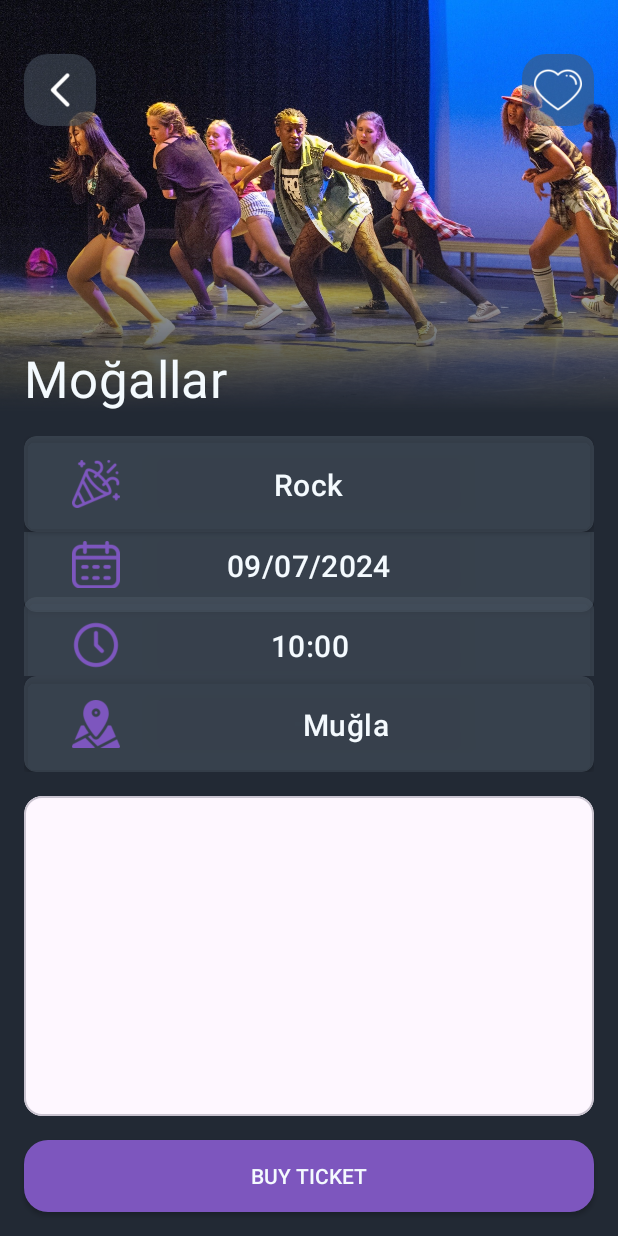
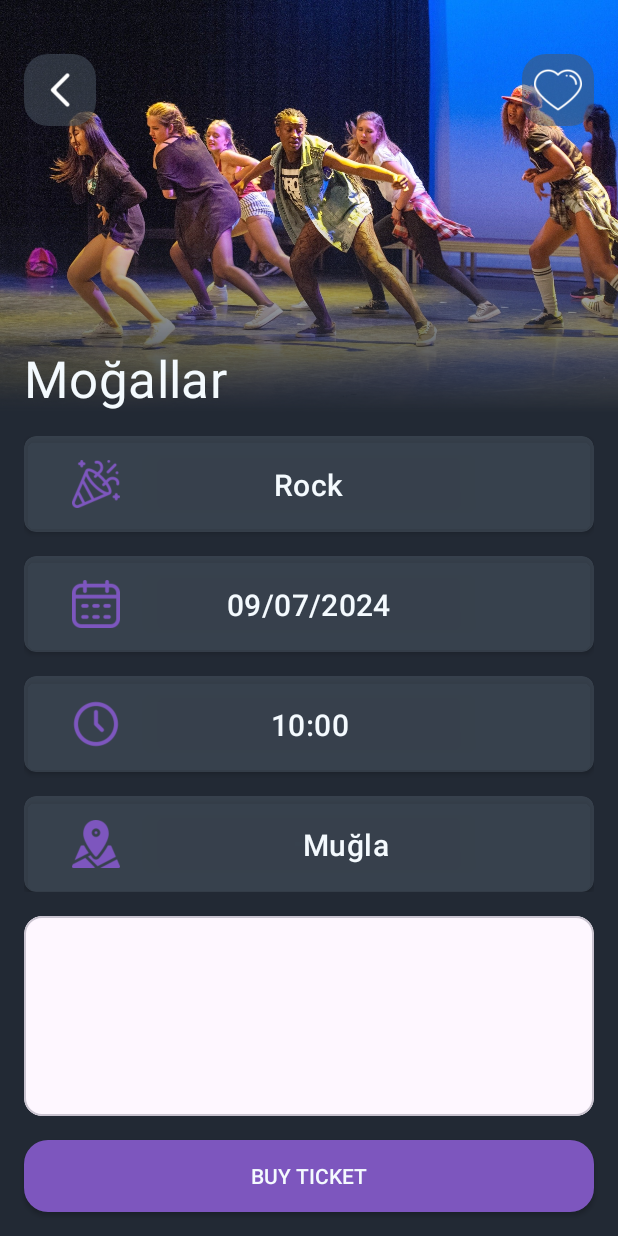
Before and after one commit to BSYLDRM/EventApp, an Android app: the DetailActivity screen opened directly, with no data from a screen before it, on a phone screen of 412 x 824 dp. Run offline under Robolectric (Android 15) with nearby library versions, the phone set to English and light mode, and no system bars; our stand-ins replace Firebase (no records; nobody signed in at launch, a user with empty details on screens opened directly); Roboto replaces fonts that are not available here.

Commit message:
initial project

```diff
--- a/app/src/main/java/com/example/eventapp/adapter/EventAdapter.kt
+++ b/app/src/main/java/com/example/eventapp/adapter/EventAdapter.kt
@@ -40,22 +40,18 @@ class EventsAdapter(
             imageActivity.loadImage(event.images.getImageByRatio(ImageEnum.IMAGE_16_9))
 
             isFavorite(event.id) { isFav ->
-                updateHeartIcon(isFav)
+                binding.imageHeart.setFavoriteIcon(isFav)
             }
 
             binding.imageHeart.setOnClickListener {
                 toggleFavorite(event) { isFav ->
-                    updateHeartIcon(isFav)
+                    binding.imageHeart.setFavoriteIcon(isFav)
                 }
             }
 
             binding.root.setOnClickListener {
                 navigateToDetail(event.id)
             }
-        }
-
-        private fun updateHeartIcon(isFav: Boolean) {
-            binding.imageHeart.setFavoriteIcon(isFav)
         }
 
         private fun navigateToDetail(eventId: String) {
--- a/app/src/main/java/com/example/eventapp/login/LoginScreenActivity.kt
+++ b/app/src/main/java/com/example/eventapp/login/LoginScreenActivity.kt
@@ -7,6 +7,7 @@ import com.airbnb.lottie.LottieAnimationView
 import com.example.eventapp.R
 import com.example.eventapp.databinding.ActivityLoginScreenBinding
 import com.example.eventapp.extension.openFragment
+import com.example.eventapp.extension.visibilityVisible
 
 class LoginScreenActivity : AppCompatActivity() {
     private lateinit var binding: ActivityLoginScreenBinding
@@ -18,7 +19,7 @@ class LoginScreenActivity : AppCompatActivity() {
         setContentView(binding.root)
 
         lottieAnimationView = findViewById(R.id.lottie_animation_view)
-        lottieAnimationView.visibility = View.VISIBLE
+        lottieAnimationView.visibilityVisible()
         lottieAnimationView.playAnimation()
 
         binding.buttonLogin.setOnClickListener {
--- a/app/src/main/res/layout/activity_detail.xml
+++ b/app/src/main/res/layout/activity_detail.xml
@@ -7,19 +7,6 @@
     android:layout_height="match_parent"
     android:background="?backgroundColor"
     tools:context=".DetailActivity">
-
-    <ScrollView
-        android:layout_width="match_parent"
-        android:layout_height="match_parent"
-        android:fillViewport="true"
-        app:layout_constraintBottom_toBottomOf="parent"
-        app:layout_constraintEnd_toEndOf="parent"
-        app:layout_constraintStart_toStartOf="parent"
-        app:layout_constraintTop_toTopOf="parent">
-
-        <androidx.constraintlayout.widget.ConstraintLayout
-            android:layout_width="match_parent"
-            android:layout_height="0dp">
 
     <ImageView
         android:id="@+id/imageViewActivity"
@@ -67,19 +54,21 @@
         android:layout_width="0dp"
         android:layout_height="wrap_content"
         android:layout_marginHorizontal="@dimen/spacer_16"
+        android:ellipsize="end"
+        android:maxLines="2"
         android:text="@string/default_artist"
-                android:maxLines="2"
-                android:ellipsize="end"
         android:textAppearance="@style/TextAppearance.MaterialComponents.Headline4"
         app:layout_constraintBottom_toBottomOf="@+id/imageViewActivity"
         app:layout_constraintEnd_toEndOf="parent"
         app:layout_constraintStart_toStartOf="parent" />
 
     <androidx.constraintlayout.widget.ConstraintLayout
+        android:id="@+id/constraintLayout"
         android:layout_width="match_parent"
-                android:layout_height="0dp"
+        android:layout_height="wrap_content"
         android:layout_margin="@dimen/spacer_16"
-                app:layout_constraintBottom_toTopOf="@+id/materialCardView"
+        app:layout_constraintEnd_toEndOf="parent"
+        app:layout_constraintStart_toStartOf="parent"
         app:layout_constraintTop_toBottomOf="@+id/textActivityName">
 
         <androidx.cardview.widget.CardView
@@ -124,22 +113,16 @@
 
         </androidx.cardview.widget.CardView>
 
-                <androidx.constraintlayout.widget.ConstraintLayout
-                    android:layout_width="match_parent"
-                    android:layout_height="0dp"
-                    app:layout_constraintBottom_toTopOf="@+id/cardViewAdrees"
-                    app:layout_constraintTop_toBottomOf="@+id/cardViewEventType">
-
         <androidx.cardview.widget.CardView
             android:id="@+id/cardViewDate"
             android:layout_width="match_parent"
             android:layout_height="wrap_content"
+            android:layout_marginTop="@dimen/spacer_16"
             app:cardBackgroundColor="@color/light_gray"
             app:cardCornerRadius="@dimen/spacer_8"
-                        app:layout_constraintBottom_toTopOf="@+id/cardViewClock"
             app:layout_constraintEnd_toEndOf="parent"
             app:layout_constraintStart_toStartOf="parent"
-                        app:layout_constraintTop_toTopOf="parent"
+            app:layout_constraintTop_toBottomOf="@+id/cardViewEventType"
             card_view:contentPadding="@dimen/spacer_16">
 
             <androidx.constraintlayout.widget.ConstraintLayout
@@ -173,24 +156,16 @@
 
         </androidx.cardview.widget.CardView>
 
-                    <View
-                        android:id="@+id/view"
-                        android:layout_width="match_parent"
-                        android:layout_height="0.1dp"
-                        app:layout_constraintEnd_toEndOf="parent"
-                        app:layout_constraintStart_toStartOf="parent"
-                        app:layout_constraintTop_toBottomOf="@+id/cardViewDate" />
-
         <androidx.cardview.widget.CardView
             android:id="@+id/cardViewClock"
             android:layout_width="match_parent"
             android:layout_height="wrap_content"
+            android:layout_marginTop="@dimen/spacer_16"
             app:cardBackgroundColor="@color/light_gray"
             app:cardCornerRadius="@dimen/spacer_8"
-                        app:layout_constraintBottom_toBottomOf="parent"
             app:layout_constraintEnd_toEndOf="parent"
             app:layout_constraintStart_toStartOf="parent"
-                        app:layout_constraintTop_toBottomOf="@+id/view"
+            app:layout_constraintTop_toBottomOf="@+id/cardViewDate"
             card_view:contentPadding="@dimen/spacer_16">
 
             <androidx.constraintlayout.widget.ConstraintLayout
@@ -228,17 +203,16 @@
 
         </androidx.cardview.widget.CardView>
 
-                </androidx.constraintlayout.widget.ConstraintLayout>
-
         <androidx.cardview.widget.CardView
             android:id="@+id/cardViewAdrees"
             android:layout_width="match_parent"
             android:layout_height="wrap_content"
+            android:layout_marginTop="@dimen/spacer_16"
             app:cardBackgroundColor="@color/light_gray"
             app:cardCornerRadius="@dimen/spacer_8"
-                    app:layout_constraintBottom_toBottomOf="parent"
             app:layout_constraintEnd_toEndOf="parent"
             app:layout_constraintStart_toStartOf="parent"
+            app:layout_constraintTop_toBottomOf="@+id/cardViewClock"
             card_view:contentPadding="@dimen/spacer_16">
 
             <androidx.constraintlayout.widget.ConstraintLayout
@@ -262,8 +236,6 @@
                     android:layout_width="0dp"
                     android:layout_height="wrap_content"
                     android:layout_marginHorizontal="@dimen/spacer_16"
-                            android:ellipsize="end"
-                            android:maxLines="1"
                     android:text="@string/default_city"
                     android:textAlignment="center"
                     android:textAppearance="@style/TextAppearance.MaterialComponents.Headline6"
@@ -283,10 +255,10 @@
         android:layout_width="match_parent"
         android:layout_height="0dp"
         android:layout_margin="@dimen/spacer_16"
-                app:layout_constraintBottom_toTopOf="@+id/btnUrl"
-                app:layout_constraintDimensionRatio="16:9"
+        app:layout_constraintBottom_toTopOf="@id/btnUrl"
         app:layout_constraintEnd_toEndOf="parent"
-                app:layout_constraintStart_toStartOf="parent">
+        app:layout_constraintStart_toStartOf="parent"
+        app:layout_constraintTop_toBottomOf="@id/constraintLayout">
 
         <FrameLayout
             android:id="@+id/map"
@@ -309,5 +281,3 @@
         tools:ignore="MissingConstraints" />
 
 </androidx.constraintlayout.widget.ConstraintLayout>
-    </ScrollView>
-</androidx.constraintlayout.widget.ConstraintLayout>
--- a/app/src/main/res/values/strings.xml
+++ b/app/src/main/res/values/strings.xml
@@ -48,7 +48,7 @@
     <string name="home_background">Home Background</string>
     <string name="victory_sign">Victory Sign</string>
     <string name="events_welcome">What\'s going on in your city?</string>
-    <string name="your_create_account">Your Create Account</string>
+    <string name="your_create_account">Create Your Account</string>
     <string name="hi_home">Hi %1$s!</string>
     <string name="heart_icon">Heart Icon</string>
     <string name="rock">Rock</string>
--- a/gradle.properties
+++ b/gradle.properties
@@ -21,7 +21,7 @@ kotlin.code.style=official
 # resources declared in the library itself and none from the library's dependencies,
 # thereby reducing the size of the R class for that library
 android.nonTransitiveRClass=true
-BASE_URL ="https://app.ticketmaster.com/discovery/v2/"
-API_KEY ="14nHkNZuLIQJaDbacOqEoq0Xa6Eg7UAG"
-MAP_API_KEYS ="AIzaSyDbUOCTzB4poidP9u3nu7UYWAI7Uoq77xg"
-MAP_BASE_URL = "https://maps.googleapis.com/maps/api/"
+BASE_URL="https://app.ticketmaster.com/discovery/v2/"
+API_KEY="YOUR_TICKET_MASTER_API_KEY"
+MAP_API_KEYS="YOUR_GOOGLE_API_KEY"
+MAP_BASE_URL="https://maps.googleapis.com/maps/api/"
```
Also changed, not shown: app/src/main/java/com/example/eventapp/viewmodel/SearchViewModel.kt (line endings or trailing spaces), app/src/main/java/com/example/eventapp/viewmodel/SettingViewModel.kt (line endings or trailing spaces), app/src/main/java/com/example/eventapp/viewmodel/SignupViewModel.kt (line endings or trailing spaces). Lines whose indentation alone changed are shown as unchanged.
